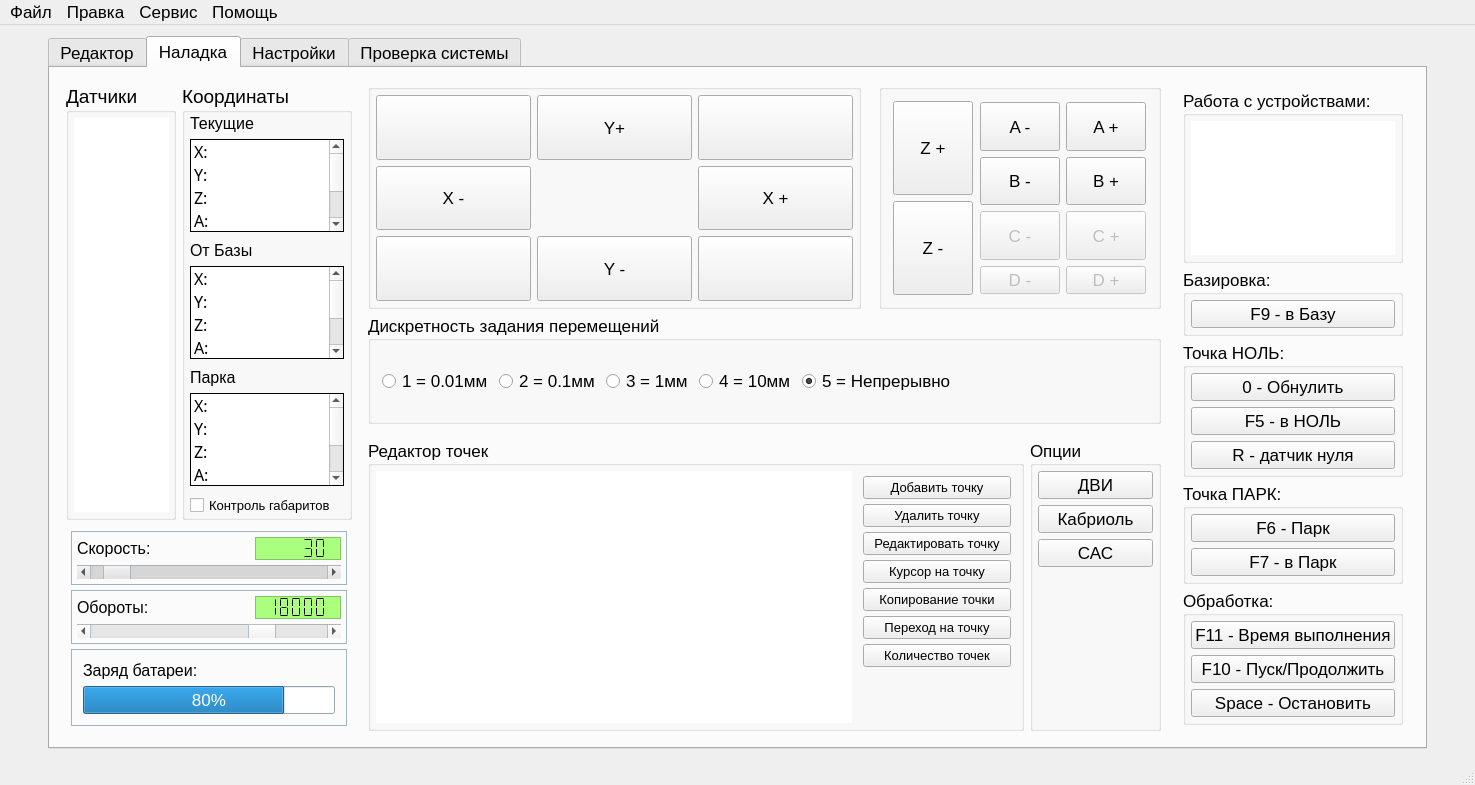
This is KAMEditor/gui/mainwindow.ui in Xtail96/SML as Qt 5 draws it before an edit. The edited form follows.
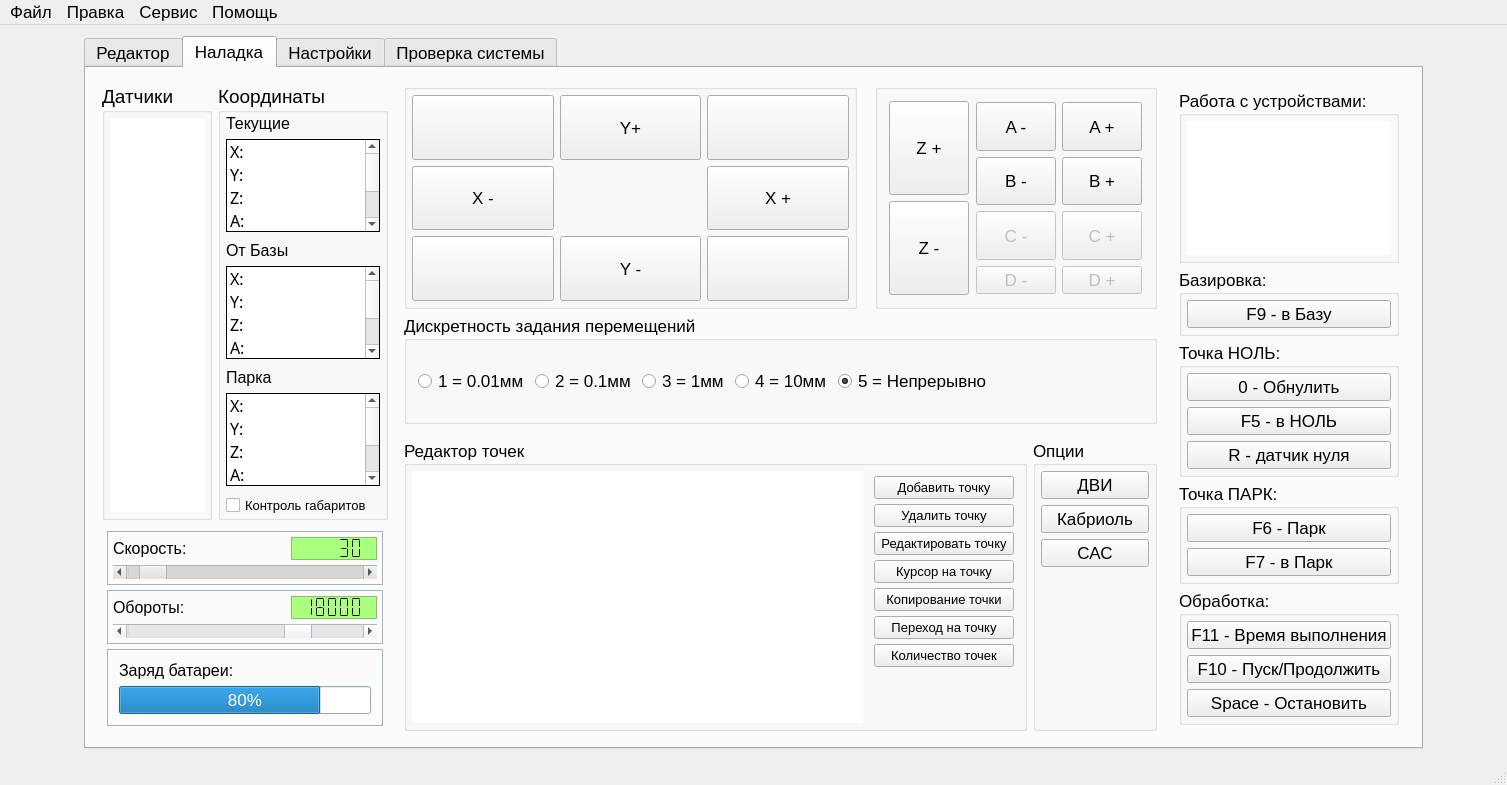
This is the edited form. Icons and pictures are not drawn. Custom widgets are drawn as their Qt base class.

Commit message: Переименованы пружины слева и справа от виджета вкладок; Установлена максимальная ширина виджета вкладок;

```diff
--- a/KAMEditor/gui/mainwindow.ui
+++ b/KAMEditor/gui/mainwindow.ui
@@ -9,7 +9,7 @@
    <rect>
     <x>0</x>
     <y>0</y>
-    <width>1475</width>
+    <width>1507</width>
     <height>785</height>
    </rect>
   </property>
@@ -78,6 +78,12 @@
     </item>
     <item row="0" column="1">
      <widget class="QTabWidget" name="mainTabMenu">
+      <property name="maximumSize">
+       <size>
+        <width>1366</width>
+        <height>16777215</height>
+       </size>
+      </property>
       <property name="currentIndex">
        <number>1</number>
       </property>
@@ -4713,7 +4719,7 @@
     <rect>
      <x>0</x>
      <y>0</y>
-     <width>1475</width>
+     <width>1507</width>
      <height>22</height>
     </rect>
    </property>
```
Left out of the diff: 4 changed lines with no effect on the pictures.
